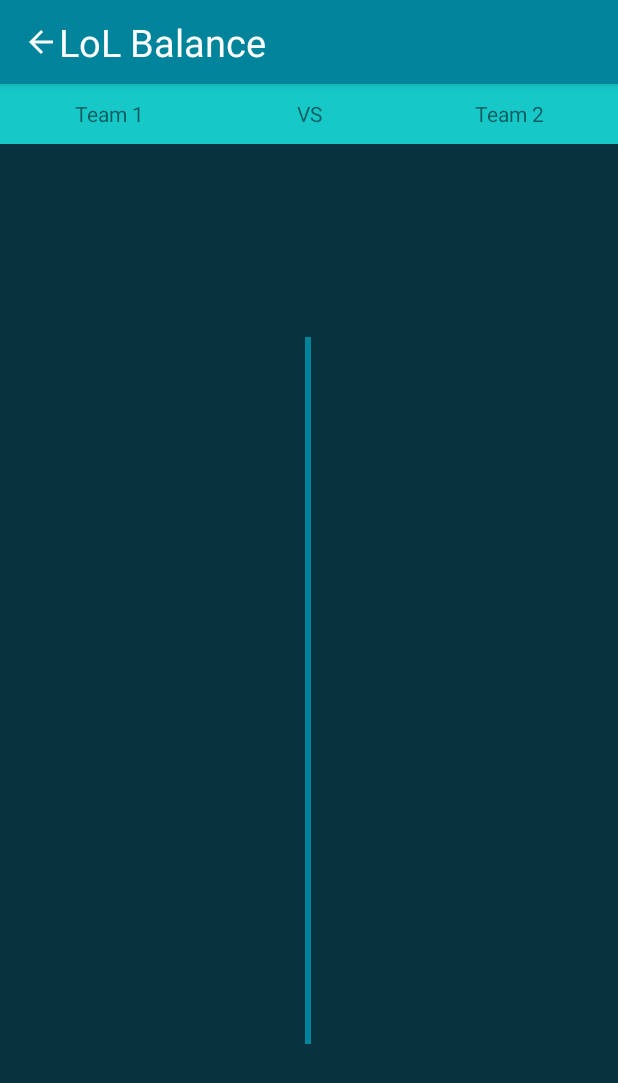
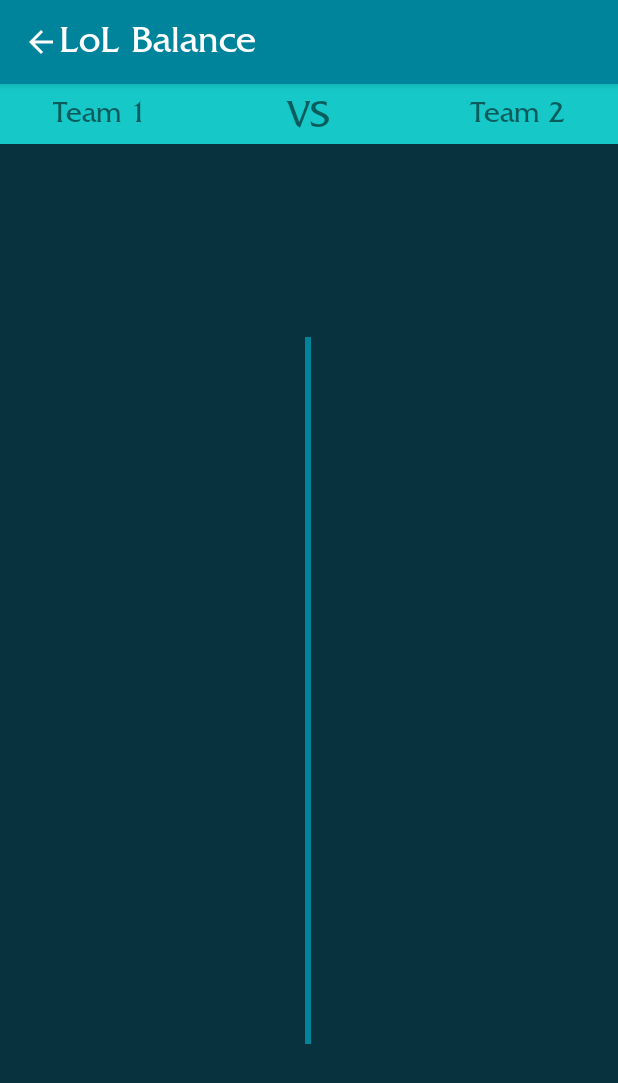
Before and after one commit to benjaminhdavis8/TeamBalancer, an Android app: the fragment VersesFragment placed in its activity, on a phone screen of 412 x 824 dp. Shown: the top 1083 px of the screen. Run offline under Robolectric (Android 15) with nearby library versions, the light colour scheme and no system bars; 1 statement that could not run was skipped.

Commit message:
Fixed formatting of versus fragment and added a new font style to most textviews that gives the overall app the "League" feel.

```diff
--- a/app/src/main/java/com/example/benjamin/teambalancer/gui/VersesFragment.java
+++ b/app/src/main/java/com/example/benjamin/teambalancer/gui/VersesFragment.java
@@ -1,5 +1,6 @@
 package com.example.benjamin.teambalancer.gui;
 
+import android.graphics.Typeface;
 import android.os.Bundle;
 import android.support.annotation.NonNull;
 import android.support.constraint.ConstraintLayout;
@@ -36,6 +37,8 @@
 
     private List<Friend> players;
 
+    private Typeface friz;
+
 
     public View onCreateView(@NonNull LayoutInflater inflater, ViewGroup container, Bundle savedInstanceState) {
         super.onCreate(savedInstanceState);
@@ -49,6 +52,8 @@
 
         team1List = new ArrayList<>();
         team2List = new ArrayList<>();
+
+        friz = Typeface.createFromAsset(getContext().getAssets(), "fonts/friz.otf");
 
         backArrowLayout = getActivity().findViewById(R.id.backarrow_layout);
 
@@ -318,6 +323,7 @@
                     params = new LinearLayout.LayoutParams(LinearLayout.LayoutParams.MATCH_PARENT, LinearLayout.LayoutParams.WRAP_CONTENT);
                     TextView username = new TextView(getActivity());
                     username.setLayoutParams(params);
+                    username.setTypeface(friz);
                     int maxLength = 5;
 //                    InputFilter[] fArray = new InputFilter[1];
 //                    fArray[0] = new InputFilter.LengthFilter(maxLength);
@@ -336,6 +342,7 @@
                     params = new LinearLayout.LayoutParams(LinearLayout.LayoutParams.MATCH_PARENT, LinearLayout.LayoutParams.WRAP_CONTENT);
                     TextView rank = new TextView(getActivity());
                     rank.setLayoutParams(params);
+                    rank.setTypeface(friz);
                     rank.setText(friend.getRank().toString());
                     rank.setTextColor(friend.getRankColor(getContext()));
                     rank.setMaxLines(1);
--- a/app/src/main/res/layout/activity_main.xml
+++ b/app/src/main/res/layout/activity_main.xml
@@ -59,7 +59,9 @@
                 android:layout_gravity="center"
                 android:text="@string/app_name"
                 android:textColor="@color/background"
-                android:textSize="25sp" />
+                android:textSize="25sp"
+                android:theme="@style/FrizTheme"
+                />
         </LinearLayout>
 
     </android.support.v7.widget.Toolbar>
--- a/app/src/main/res/layout/add_friend_after_dialog.xml
+++ b/app/src/main/res/layout/add_friend_after_dialog.xml
@@ -14,6 +14,7 @@
         android:layout_height="wrap_content"
         android:textSize="22sp"
         android:padding="5dp"
+        android:theme="@style/FrizTheme"
         />
     <EditText
         android:id="@+id/edit"
--- a/app/src/main/res/layout/add_friend_card_dialog.xml
+++ b/app/src/main/res/layout/add_friend_card_dialog.xml
@@ -14,6 +14,8 @@
         android:layout_height="wrap_content"
         android:textSize="22sp"
         android:padding="10dp"
+        android:theme="@style/FrizTheme"
+
         />
 
     <LinearLayout
--- a/app/src/main/res/layout/add_friend_dialog.xml
+++ b/app/src/main/res/layout/add_friend_dialog.xml
@@ -20,6 +20,7 @@
             android:layout_height="wrap_content"
             android:textSize="22sp"
             android:padding="10dp"
+            android:theme="@style/FrizTheme"
             />
         <EditText
             android:id="@+id/edit"
@@ -71,7 +72,9 @@
             android:textSize="22sp"
             android:padding="5dp"
             android:textAlignment="center"
-            android:text="@string/loading_text" />
+            android:text="@string/loading_text"
+            android:theme="@style/FrizTheme"
+            />
 
         <ProgressBar
             style="?android:attr/progressBarStyleLarge"
--- a/app/src/main/res/layout/confirm_dialog.xml
+++ b/app/src/main/res/layout/confirm_dialog.xml
@@ -19,6 +19,7 @@
             android:maxLines="3"
             android:layout_gravity="center"
             android:gravity="center"
+            android:theme="@style/FrizTheme"
             />
 
     </LinearLayout>
--- a/app/src/main/res/layout/fragment_team.xml
+++ b/app/src/main/res/layout/fragment_team.xml
@@ -49,7 +49,9 @@
                 android:layout_marginTop="3dp"
                 android:textSize="20dp"
                 android:textStyle="bold"
-                android:text="0/10"/>
+                android:text="0/10"
+                android:gravity="center_horizontal"
+                />
 
         </LinearLayout>
 
--- a/app/src/main/res/layout/fragment_verses.xml
+++ b/app/src/main/res/layout/fragment_verses.xml
@@ -14,7 +14,7 @@
         android:layout_marginTop="0dp"
         android:background="@color/colorPrimaryTint"
         android:orientation="horizontal"
-        android:padding="10dp"
+        android:padding="5dp"
         app:layout_constraintEnd_toEndOf="parent"
         app:layout_constraintStart_toStartOf="parent"
         app:layout_constraintTop_toTopOf="parent">
@@ -23,33 +23,42 @@
             android:layout_width="30dp"
             android:layout_height="wrap_content"
             android:layout_gravity="center"
-            android:layout_marginLeft="40dp"
-            android:layout_marginStart="40dp"
+            android:layout_marginLeft="30dp"
+            android:layout_marginStart="30dp"
             android:layout_weight="1"
             android:gravity="start"
-            android:text="@string/team_1" />
+            android:text="@string/team_1"
+            android:theme="@style/FrizTheme"
+            android:textSize="20sp"
+            />
 
         <TextView
             android:layout_width="0dp"
             android:layout_weight="1"
             android:layout_height="wrap_content"
             android:layout_gravity="center"
-            android:layout_marginEnd="60dp"
-            android:layout_marginLeft="60dp"
-            android:layout_marginRight="60dp"
-            android:layout_marginStart="60dp"
+            android:layout_marginEnd="50dp"
+            android:layout_marginLeft="50dp"
+            android:layout_marginRight="50dp"
+            android:layout_marginStart="50dp"
             android:gravity="center"
-            android:text="@string/verses_title" />
+            android:text="@string/verses_title"
+            android:theme="@style/FrizTheme"
+            android:textSize="26sp"
+            />
 
         <TextView
             android:layout_width="30dp"
+            android:layout_height="wrap_content"
+            android:layout_gravity="center"
+            android:layout_marginEnd="30dp"
+            android:layout_marginRight="30dp"
             android:layout_weight="1"
-            android:layout_height="match_parent"
-            android:layout_gravity="center"
-            android:layout_marginEnd="40dp"
-            android:layout_marginRight="40dp"
-            android:gravity="end"
-            android:text="@string/team_2" />
+            android:gravity="end|center_vertical"
+            android:text="@string/team_2"
+            android:theme="@style/FrizTheme"
+            android:textSize="20sp"
+            />
     </LinearLayout>
 
     <LinearLayout
--- a/app/src/main/res/layout/friend_data.xml
+++ b/app/src/main/res/layout/friend_data.xml
@@ -25,6 +25,7 @@
         android:text="USERNAME"
         android:layout_gravity="center"
         android:gravity="center_vertical"
+        android:theme="@style/FrizTheme"
         />
 
     <LinearLayout
@@ -53,6 +54,7 @@
             android:text="RANK"
             android:gravity="center_horizontal"
             android:textAlignment="center"
+            android:theme="@style/FrizTheme"
             />
     </LinearLayout>
 
--- a/app/src/main/res/layout/select_data.xml
+++ b/app/src/main/res/layout/select_data.xml
@@ -25,6 +25,7 @@
         android:text="USERNAME"
         android:layout_gravity="center"
         android:gravity="center_vertical"
+        android:theme="@style/FrizTheme"
         />
 
     <LinearLayout
@@ -53,6 +54,7 @@
             android:text="RANK"
             android:gravity="center_horizontal"
             android:textAlignment="center"
+            android:theme="@style/FrizTheme"
             />
     </LinearLayout>
 
--- a/app/src/main/res/values/styles.xml
+++ b/app/src/main/res/values/styles.xml
@@ -8,4 +8,12 @@
         <item name="colorAccent">@color/colorAccent</item>
     </style>
 
+    <style name="FrizTheme" parent="Theme.AppCompat.Light.NoActionBar">
+        <item name="android:textViewStyle">@style/FrizQuadrataTextViewStyle</item>
+    </style>
+
+    <style name="FrizQuadrataTextViewStyle" parent="android:Widget.TextView">
+        <item name="android:fontFamily">@font/friz</item>
+    </style>
+
 </resources>
```
Also changed, not shown: app/src/main/res/layout/verses_item.xml (+6 -2 lines), app/src/main/res/font/friz.otf (added).
